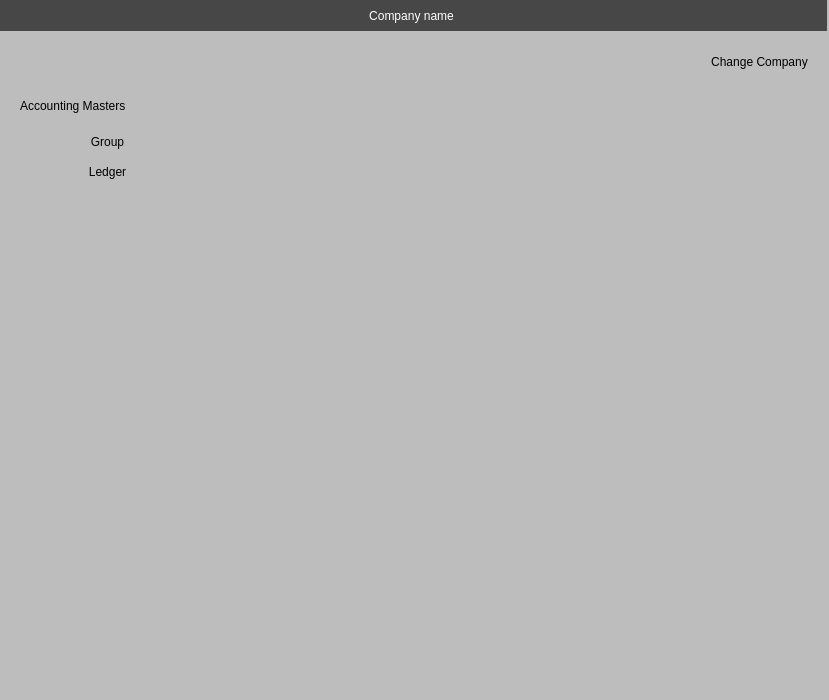
The window that Resources/Ui/MasterList.ui (Darshitjivani/MBAS) describes before a commit, drawn with Qt 5.
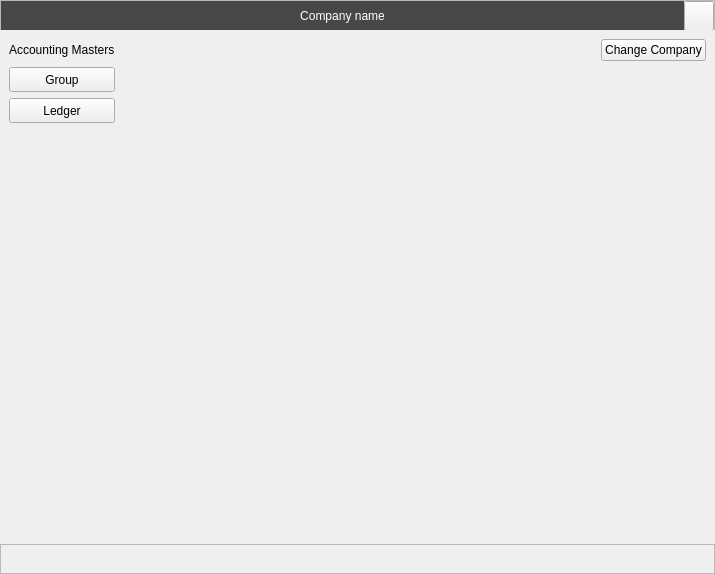
The same window after the commit. Icons and pictures are not drawn.

```diff
--- a/Resources/Ui/MasterList.ui
+++ b/Resources/Ui/MasterList.ui
@@ -6,116 +6,299 @@
    <rect>
     <x>0</x>
     <y>0</y>
-    <width>829</width>
-    <height>700</height>
+    <width>715</width>
+    <height>574</height>
    </rect>
   </property>
   <property name="windowTitle">
    <string>MainWindow</string>
   </property>
-  <property name="styleSheet">
-   <string notr="true">background-color: rgb(189, 189, 189);
-border:none</string>
-  </property>
   <widget class="QWidget" name="centralwidget">
-   <widget class="QLabel" name="lbCompanyName">
-    <property name="geometry">
-     <rect>
-      <x>-4</x>
-      <y>0</y>
-      <width>831</width>
-      <height>31</height>
-     </rect>
+   <layout class="QGridLayout" name="gridLayout">
+    <property name="leftMargin">
+     <number>0</number>
     </property>
-    <property name="styleSheet">
-     <string notr="true">background-color: rgb(71, 71, 71);
+    <property name="topMargin">
+     <number>0</number>
+    </property>
+    <property name="rightMargin">
+     <number>0</number>
+    </property>
+    <property name="bottomMargin">
+     <number>0</number>
+    </property>
+    <property name="spacing">
+     <number>0</number>
+    </property>
+    <item row="3" column="0">
+     <widget class="QFrame" name="frame_2">
+      <property name="minimumSize">
+       <size>
+        <width>0</width>
+        <height>30</height>
+       </size>
+      </property>
+      <property name="maximumSize">
+       <size>
+        <width>16777215</width>
+        <height>30</height>
+       </size>
+      </property>
+      <property name="frameShape">
+       <enum>QFrame::StyledPanel</enum>
+      </property>
+      <property name="frameShadow">
+       <enum>QFrame::Raised</enum>
+      </property>
+     </widget>
+    </item>
+    <item row="0" column="0">
+     <widget class="QFrame" name="frame">
+      <property name="maximumSize">
+       <size>
+        <width>16777215</width>
+        <height>30</height>
+       </size>
+      </property>
+      <property name="styleSheet">
+       <string notr="true">font: 10pt &quot;Sitka Text&quot;;</string>
+      </property>
+      <property name="frameShape">
+       <enum>QFrame::StyledPanel</enum>
+      </property>
+      <property name="frameShadow">
+       <enum>QFrame::Raised</enum>
+      </property>
+      <layout class="QGridLayout" name="gridLayout_2">
+       <property name="leftMargin">
+        <number>0</number>
+       </property>
+       <property name="topMargin">
+        <number>0</number>
+       </property>
+       <property name="rightMargin">
+        <number>0</number>
+       </property>
+       <property name="bottomMargin">
+        <number>0</number>
+       </property>
+       <property name="spacing">
+        <number>0</number>
+       </property>
+       <item row="0" column="0">
+        <widget class="QLabel" name="lbCompanyName">
+         <property name="minimumSize">
+          <size>
+           <width>0</width>
+           <height>30</height>
+          </size>
+         </property>
+         <property name="maximumSize">
+          <size>
+           <width>16777215</width>
+           <height>30</height>
+          </size>
+         </property>
+         <property name="styleSheet">
+          <string notr="true">background-color: rgb(71, 71, 71);
 color: rgb(255, 255, 255);
 font: 75 10pt &quot;MS Shell Dlg 2&quot;;
 </string>
-    </property>
-    <property name="text">
-     <string>Company name</string>
-    </property>
-    <property name="alignment">
-     <set>Qt::AlignCenter</set>
-    </property>
-   </widget>
-   <widget class="QPushButton" name="pbChangeCompany">
-    <property name="geometry">
-     <rect>
-      <x>704</x>
-      <y>50</y>
-      <width>111</width>
-      <height>23</height>
-     </rect>
-    </property>
-    <property name="styleSheet">
-     <string notr="true">font: 75 10pt &quot;MS Shell Dlg 2&quot;;</string>
-    </property>
-    <property name="text">
-     <string>Change Company</string>
-    </property>
-   </widget>
-   <widget class="QLabel" name="lbAccountMasters">
-    <property name="geometry">
-     <rect>
-      <x>20</x>
-      <y>90</y>
-      <width>121</width>
-      <height>31</height>
-     </rect>
-    </property>
-    <property name="styleSheet">
-     <string notr="true">font: 75 10pt &quot;MS Shell Dlg 2&quot;;</string>
-    </property>
-    <property name="text">
-     <string>Accounting Masters</string>
-    </property>
-   </widget>
-   <widget class="QPushButton" name="pbCreateGroup">
-    <property name="geometry">
-     <rect>
-      <x>70</x>
-      <y>130</y>
-      <width>75</width>
-      <height>23</height>
-     </rect>
-    </property>
-    <property name="styleSheet">
-     <string notr="true">font: 75 10pt &quot;MS Shell Dlg 2&quot;;</string>
-    </property>
-    <property name="text">
-     <string>Group</string>
-    </property>
-   </widget>
-   <widget class="QPushButton" name="pdCreateLedger">
-    <property name="geometry">
-     <rect>
-      <x>70</x>
-      <y>160</y>
-      <width>75</width>
-      <height>23</height>
-     </rect>
-    </property>
-    <property name="styleSheet">
-     <string notr="true">font: 75 10pt &quot;MS Shell Dlg 2&quot;;</string>
-    </property>
-    <property name="text">
-     <string>Ledger</string>
-    </property>
-   </widget>
+         </property>
+         <property name="text">
+          <string>Company name</string>
+         </property>
+         <property name="alignment">
+          <set>Qt::AlignCenter</set>
+         </property>
+        </widget>
+       </item>
+       <item row="0" column="1">
+        <widget class="QPushButton" name="pushButton">
+         <property name="minimumSize">
+          <size>
+           <width>30</width>
+           <height>30</height>
+          </size>
+         </property>
+         <property name="maximumSize">
+          <size>
+           <width>30</width>
+           <height>30</height>
+          </size>
+         </property>
+         <property name="text">
+          <string/>
+         </property>
+         <property name="icon">
+          <iconset resource="../icons/icons.qrc">
+           <normaloff>:/newPrefix/icons/x.svg</normaloff>:/newPrefix/icons/x.svg</iconset>
+         </property>
+         <property name="iconSize">
+          <size>
+           <width>20</width>
+           <height>20</height>
+          </size>
+         </property>
+        </widget>
+       </item>
+      </layout>
+     </widget>
+    </item>
+    <item row="1" column="0">
+     <widget class="QWidget" name="pbChangeCompany_2" native="true">
+      <property name="minimumSize">
+       <size>
+        <width>0</width>
+        <height>0</height>
+       </size>
+      </property>
+      <property name="maximumSize">
+       <size>
+        <width>16777215</width>
+        <height>16777215</height>
+       </size>
+      </property>
+      <property name="styleSheet">
+       <string notr="true">font: 10pt &quot;Sitka Text&quot;;</string>
+      </property>
+      <layout class="QGridLayout" name="gridLayout_3">
+       <item row="0" column="0">
+        <widget class="QLabel" name="lbAccountMasters">
+         <property name="sizePolicy">
+          <sizepolicy hsizetype="Preferred" vsizetype="Fixed">
+           <horstretch>0</horstretch>
+           <verstretch>0</verstretch>
+          </sizepolicy>
+         </property>
+         <property name="styleSheet">
+          <string notr="true"/>
+         </property>
+         <property name="text">
+          <string>Accounting Masters</string>
+         </property>
+        </widget>
+       </item>
+       <item row="1" column="2" rowspan="3">
+        <widget class="Line" name="line_2">
+         <property name="styleSheet">
+          <string notr="true">background-color:transparent
+</string>
+         </property>
+         <property name="orientation">
+          <enum>Qt::Vertical</enum>
+         </property>
+        </widget>
+       </item>
+       <item row="2" column="0">
+        <widget class="QPushButton" name="pdCreateLedger">
+         <property name="sizePolicy">
+          <sizepolicy hsizetype="Minimum" vsizetype="Minimum">
+           <horstretch>0</horstretch>
+           <verstretch>0</verstretch>
+          </sizepolicy>
+         </property>
+         <property name="minimumSize">
+          <size>
+           <width>0</width>
+           <height>0</height>
+          </size>
+         </property>
+         <property name="maximumSize">
+          <size>
+           <width>16777215</width>
+           <height>25</height>
+          </size>
+         </property>
+         <property name="styleSheet">
+          <string notr="true"/>
+         </property>
+         <property name="text">
+          <string>Ledger</string>
+         </property>
+        </widget>
+       </item>
+       <item row="0" column="2">
+        <widget class="QPushButton" name="pbChangeCompany">
+         <property name="sizePolicy">
+          <sizepolicy hsizetype="Minimum" vsizetype="Minimum">
+           <horstretch>0</horstretch>
+           <verstretch>0</verstretch>
+          </sizepolicy>
+         </property>
+         <property name="minimumSize">
+          <size>
+           <width>0</width>
+           <height>0</height>
+          </size>
+         </property>
+         <property name="maximumSize">
+          <size>
+           <width>16777215</width>
+           <height>30</height>
+          </size>
+         </property>
+         <property name="styleSheet">
+          <string notr="true"/>
+         </property>
+         <property name="text">
+          <string>Change Company</string>
+         </property>
+        </widget>
+       </item>
+       <item row="1" column="0">
+        <widget class="QPushButton" name="pbCreateGroup">
+         <property name="sizePolicy">
+          <sizepolicy hsizetype="Minimum" vsizetype="Minimum">
+           <horstretch>0</horstretch>
+           <verstretch>0</verstretch>
+          </sizepolicy>
+         </property>
+         <property name="minimumSize">
+          <size>
+           <width>0</width>
+           <height>0</height>
+          </size>
+         </property>
+         <property name="maximumSize">
+          <size>
+           <width>16777215</width>
+           <height>25</height>
+          </size>
+         </property>
+         <property name="styleSheet">
+          <string notr="true"/>
+         </property>
+         <property name="text">
+          <string>Group</string>
+         </property>
+        </widget>
+       </item>
+       <item row="3" column="0">
+        <widget class="Line" name="line_3">
+         <property name="styleSheet">
+          <string notr="true">background-color: transparent;</string>
+         </property>
+         <property name="orientation">
+          <enum>Qt::Vertical</enum>
+         </property>
+        </widget>
+       </item>
+       <item row="0" column="1">
+        <widget class="Line" name="line">
+         <property name="styleSheet">
+          <string notr="true">background-color: transparent;</string>
+         </property>
+         <property name="orientation">
+          <enum>Qt::Horizontal</enum>
+         </property>
+        </widget>
+       </item>
+      </layout>
+     </widget>
+    </item>
+   </layout>
   </widget>
-  <widget class="QMenuBar" name="menubar">
-   <property name="geometry">
-    <rect>
-     <x>0</x>
-     <y>0</y>
-     <width>829</width>
-     <height>21</height>
-    </rect>
-   </property>
-  </widget>
-  <widget class="QStatusBar" name="statusbar"/>
  </widget>
  <resources/>
  <connections/>
```
Left out of the diff: 6 changed lines with no effect on the pictures.
